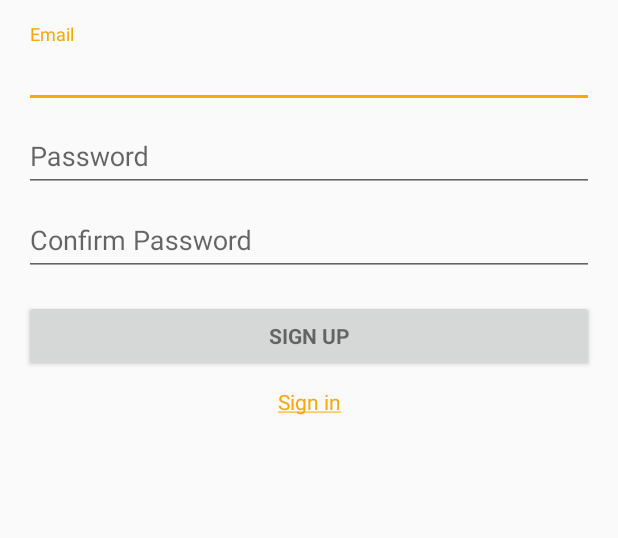
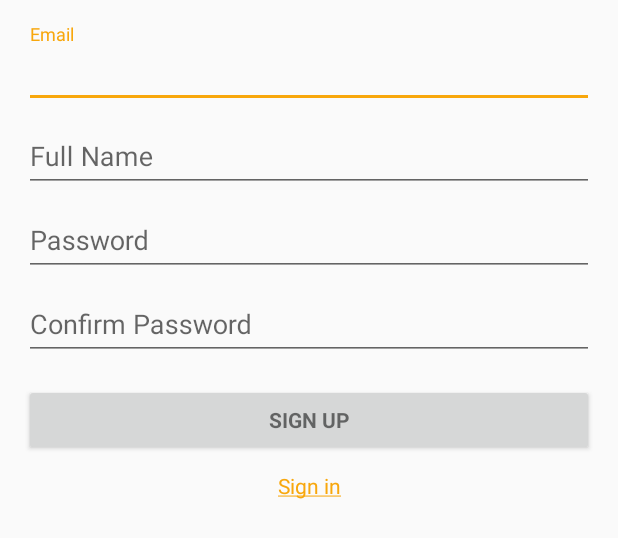
Before and after one commit to pdrumm/Satchel, an Android app: the layout activity_sign_up.xml on its own in the app's theme, with its tools: preview values and no code run, on a phone screen of 412 x 824 dp. Shown: the top 538 px of the screen. Run offline under Robolectric (Android 15) with nearby library versions, the phone set to English and light mode, and no system bars.

Commit message:
added display name/full name to user signup; added firebase nodes package with classes to help easily load data into firebase

```diff
--- a/app/src/main/java/com/cse40333/satchel/NewItemActivity.java
+++ b/app/src/main/java/com/cse40333/satchel/NewItemActivity.java
@@ -6,6 +6,7 @@ import android.os.Bundle;
 import android.view.View;
 import android.widget.EditText;
 
+import com.cse40333.satchel.firebaseNodes.Item;
 import com.cse40333.satchel.firebaseNodes.UsersItem;
 import com.google.firebase.auth.FirebaseAuth;
 import com.google.firebase.database.DatabaseReference;
@@ -39,10 +40,10 @@ public class NewItemActivity extends AppCompatActivity {
                 Map<String, String> itemInfo = new HashMap<String, String>();
                 itemInfo.put("name", itemNameVal);
                 itemInfo.put("owner", mAuth.getCurrentUser().getUid());
-                itemsRef.setValue(itemInfo);
+                itemsRef.setValue(new Item(itemNameVal, mAuth.getCurrentUser().getUid(), "[path/to/file]", "[location of the item]"));
                 // - userItems
                 DatabaseReference userItemsRef = database.getReference("userItems").child(mAuth.getCurrentUser().getUid()).child(itemsRef.getKey());
-                userItemsRef.setValue(new UsersItem(itemNameVal, mAuth.getCurrentUser().getDisplayName(), "path", false));
+                userItemsRef.setValue(new UsersItem(itemNameVal, mAuth.getCurrentUser().getDisplayName(), "[path/to/file]", false));
                 // Return to Items list
                 finish();
             }
--- a/app/src/main/java/com/cse40333/satchel/firebaseNodes/UsersItem.java
+++ b/app/src/main/java/com/cse40333/satchel/firebaseNodes/UsersItem.java
@@ -10,9 +10,7 @@ public class UsersItem {
     public String thumbnailPath;
     public boolean favorite;
 
-    public UsersItem() {
-        // Default constructor required for calls to DataSnapshot.getValue(User.class)
-    }
+    public UsersItem() {}
 
     public UsersItem(String name, String ownerName, String thumbnailPath, boolean favorite) {
         this.name = name;
--- a/app/src/main/res/layout/activity_sign_up.xml
+++ b/app/src/main/res/layout/activity_sign_up.xml
@@ -42,6 +42,23 @@
                 android:layout_height="wrap_content"
                 android:hint="@string/prompt_email"
                 android:inputType="textEmailAddress"
+                android:maxLines="1"
+                android:singleLine="true" />
+
+        </android.support.design.widget.TextInputLayout>
+
+        <android.support.design.widget.TextInputLayout
+            android:layout_width="match_parent"
+            android:layout_height="wrap_content">
+
+            <EditText
+                android:id="@+id/display_name"
+                android:layout_width="match_parent"
+                android:layout_height="wrap_content"
+                android:hint="@string/display_name"
+                android:imeActionId="@+id/signup"
+                android:imeActionLabel="@string/action_sign_in"
+                android:imeOptions="actionUnspecified"
                 android:maxLines="1"
                 android:singleLine="true" />
 
--- a/app/src/main/res/values/strings.xml
+++ b/app/src/main/res/values/strings.xml
@@ -5,6 +5,7 @@
 
     <!-- Strings related to login -->
     <string name="prompt_email">Email</string>
+    <string name="display_name">Full Name</string>
     <string name="prompt_password">Password</string>
     <string name="prompt_password2">Confirm Password</string>
     <string name="action_sign_in">Sign in</string>
```
Also changed, not shown: app/src/main/java/com/cse40333/satchel/SignUpActivity.java (+11 -4 lines), app/src/main/java/com/cse40333/satchel/firebaseNodes/Item.java (added, +22 -0 lines), app/src/main/java/com/cse40333/satchel/firebaseNodes/User.java (added, +19 -0 lines).
